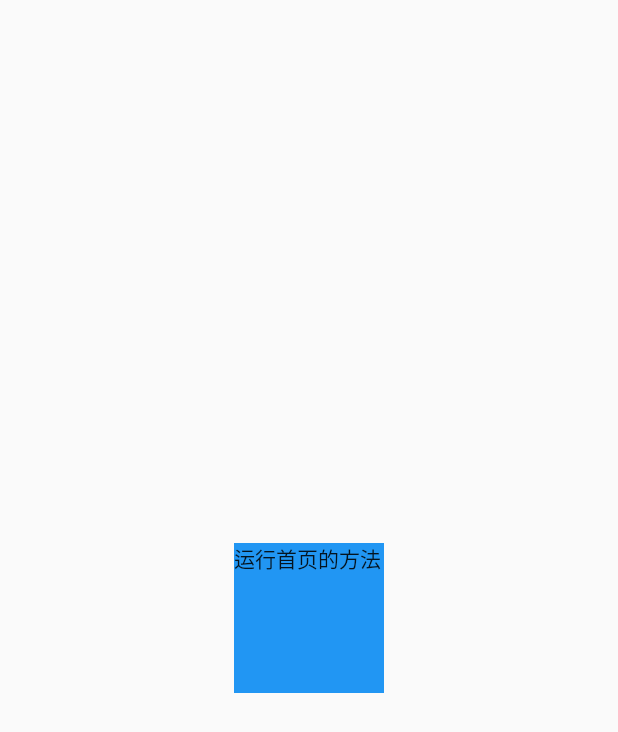
After one commit to wslp0314/flutter_app_1, a Flutter app: the screen it shows after launch, after a tap on "跳转下一页", on a phone screen of 412 x 824 dp. The commit adds this screen. Shown: the top 732 px of the screen. Run offline on Flutter 3.47's test engine with Material 2 defaults, Android fonts, the phone set to English and light mode, and no system bars; our stand-ins replace event_bus; missing offline and left inert: extended_tabs, tabbar_magic_indicator.

Commit message:
增加传递function方法  调用之前页面的方法

```diff
--- /dev/null
+++ b/lib/PushPageCallBackFunction/page_one.dart
@@ -0,0 +1,42 @@
+import 'package:flutter/material.dart';
+import 'package:flutter_app_1/PushPageCallBackFunction/page_two.dart';
+
+class PageOne extends StatefulWidget {
+  @override
+  _PageOneState createState() => _PageOneState();
+}
+
+class _PageOneState extends State<PageOne> {
+  @override
+  Widget build(BuildContext context) {
+    return Scaffold(
+
+        body:
+
+        Container(
+          child: Center(
+            child: InkWell(
+              onTap: (){
+
+                Navigator.of(context).push(
+                    MaterialPageRoute(
+                        builder: (context) => PageTwo(function: showMessage)));
+              },
+              child: Container(
+                height:100,
+                width: 100,
+                color: Colors.yellow,
+                child: Text("跳转下一页"),
+              ),
+            ),
+          ),
+        ));
+
+
+  }
+
+  void showMessage () {
+    print("第一页");
+  }
+
+}
--- /dev/null
+++ b/lib/PushPageCallBackFunction/page_two.dart
@@ -0,0 +1,37 @@
+import 'package:flutter/material.dart';
+
+class PageTwo extends StatefulWidget {
+  final function;
+
+  const PageTwo({Key key, this.function}) : super(key: key);
+
+  @override
+  _PageTwoState createState() => _PageTwoState();
+}
+
+class _PageTwoState extends State<PageTwo> {
+  @override
+  Widget build(BuildContext context) {
+    return Scaffold(
+
+        body:Container(
+
+          child: Center(
+            child: InkWell(
+              onTap: () {
+                widget.function();
+              },
+              child: Container(
+                height: 100,
+                width: 100,
+                color: Colors.blue,
+                child: Text("运行首页的方法"),
+              ),
+            ),
+          ),
+
+        )
+
+    );
+  }
+}
```
Also changed, not shown: lib/main.dart (+29 -3 lines), lib/showLabelWidth/show_label_width_page.dart (+11 -0 lines).
